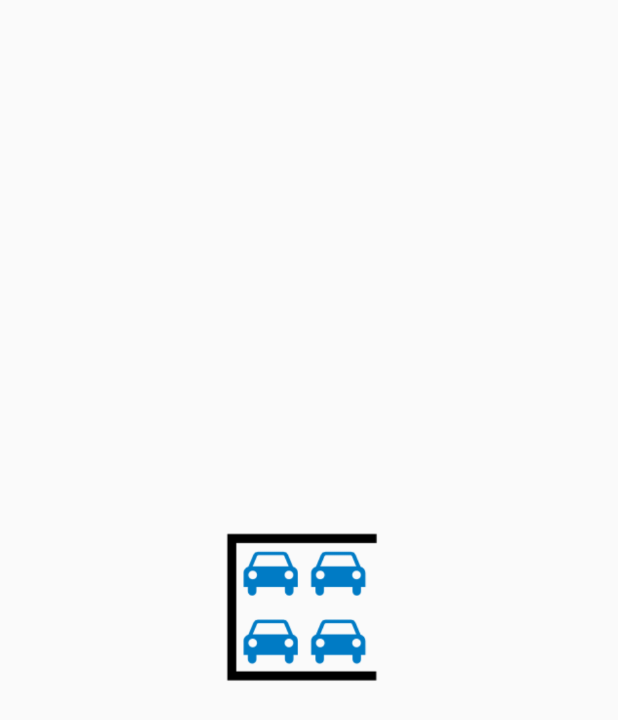
After one commit to alejing/Apparcar, an Android app: the SplashActivity screen opened directly, with no data from a screen before it, on a phone screen of 412 x 824 dp. The commit adds this screen. Shown: the top 720 px of the screen. Run offline under Robolectric (Android 15) with nearby library versions, the phone set to English and light mode, and no system bars.

Commit message:
Se crea el splash screen y se garage el logo del launcher de la app

```diff
--- a/app/src/main/AndroidManifest.xml
+++ b/app/src/main/AndroidManifest.xml
@@ -4,14 +4,14 @@
 
     <application
         android:allowBackup="true"
-        android:icon="@mipmap/ic_launcher"
+        android:icon="@mipmap/ic_launcher_apparcar"
         android:label="@string/app_name"
-        android:roundIcon="@mipmap/ic_launcher_round"
+        android:roundIcon="@mipmap/ic_launcher_apparcar"
         android:supportsRtl="true"
         android:theme="@style/AppTheme">
+
         <activity
-            android:name=".MainActivity"
-            android:label="@string/app_name"
+            android:name=".SplashActivity"
             android:theme="@style/AppTheme.NoActionBar">
             <intent-filter>
                 <action android:name="android.intent.action.MAIN" />
@@ -19,6 +19,12 @@
                 <category android:name="android.intent.category.LAUNCHER" />
             </intent-filter>
         </activity>
+
+        <activity android:name=".MainActivity"
+            android:label="@string/app_name"
+            android:theme="@style/AppTheme.NoActionBar">
+        </activity>
+
     </application>
 
 </manifest>
--- /dev/null
+++ b/app/src/main/java/com/proyecto/android/apparcar/SplashActivity.java
@@ -0,0 +1,27 @@
+package com.proyecto.android.apparcar;
+
+import android.content.Intent;
+import android.os.Handler;
+import android.support.v7.app.AppCompatActivity;
+import android.os.Bundle;
+
+public class SplashActivity extends AppCompatActivity {
+
+    private final int DURACION_SPLASH = 3000;
+
+    @Override
+    protected void onCreate(Bundle savedInstanceState) {
+        super.onCreate(savedInstanceState);
+        setContentView(R.layout.activity_splash);
+
+        new Handler().postDelayed(new Runnable(){
+            public void run(){
+                Intent intent = new Intent(SplashActivity.this, MainActivity.class);
+                startActivity(intent);
+                finish();
+            };
+        }, DURACION_SPLASH);
+
+
+    }
+}
--- /dev/null
+++ b/app/src/main/res/layout/activity_splash.xml
@@ -0,0 +1,24 @@
+<?xml version="1.0" encoding="utf-8"?>
+<android.support.constraint.ConstraintLayout xmlns:android="http://schemas.android.com/apk/res/android"
+    xmlns:app="http://schemas.android.com/apk/res-auto"
+    xmlns:tools="http://schemas.android.com/tools"
+    android:layout_width="match_parent"
+    android:layout_height="match_parent"
+    tools:context="com.proyecto.android.apparcar.SplashActivity">
+
+    <ImageView
+        android:id="@+id/imageView3"
+        android:layout_width="130dp"
+        android:layout_height="135dp"
+        android:layout_marginBottom="196dp"
+        android:layout_marginEnd="92dp"
+        android:layout_marginStart="92dp"
+        android:layout_marginTop="180dp"
+        app:layout_constraintBottom_toBottomOf="parent"
+        app:layout_constraintEnd_toEndOf="parent"
+        app:layout_constraintHorizontal_bias="0.508"
+        app:layout_constraintStart_toStartOf="parent"
+        app:layout_constraintTop_toTopOf="parent"
+        app:srcCompat="@drawable/apparcar_logo" />
+
+</android.support.constraint.ConstraintLayout>
--- a/app/src/main/res/values/colors.xml
+++ b/app/src/main/res/values/colors.xml
@@ -1,6 +1,6 @@
 <?xml version="1.0" encoding="utf-8"?>
 <resources>
-    <color name="colorPrimary">#094791</color>
+    <color name="colorPrimary">#0c66b8</color>
     <color name="colorPrimaryDark">#2753ab</color>
     <color name="colorAccent">#ff4081</color>
 </resources>
```
Also changed, not shown: app/src/main/ic_launcher_apparcar-web.png (added), app/src/main/res/drawable/apparcar_logo.png (added), app/src/main/res/mipmap-hdpi/ic_launcher_apparcar.png (added), app/src/main/res/mipmap-mdpi/ic_launcher_apparcar.png (added), app/src/main/res/mipmap-xhdpi/ic_launcher_apparcar.png (added), app/src/main/res/mipmap-xxhdpi/ic_launcher_apparcar.png (added), app/src/main/res/mipmap-xxxhdpi/ic_launcher_apparcar.png (added).
